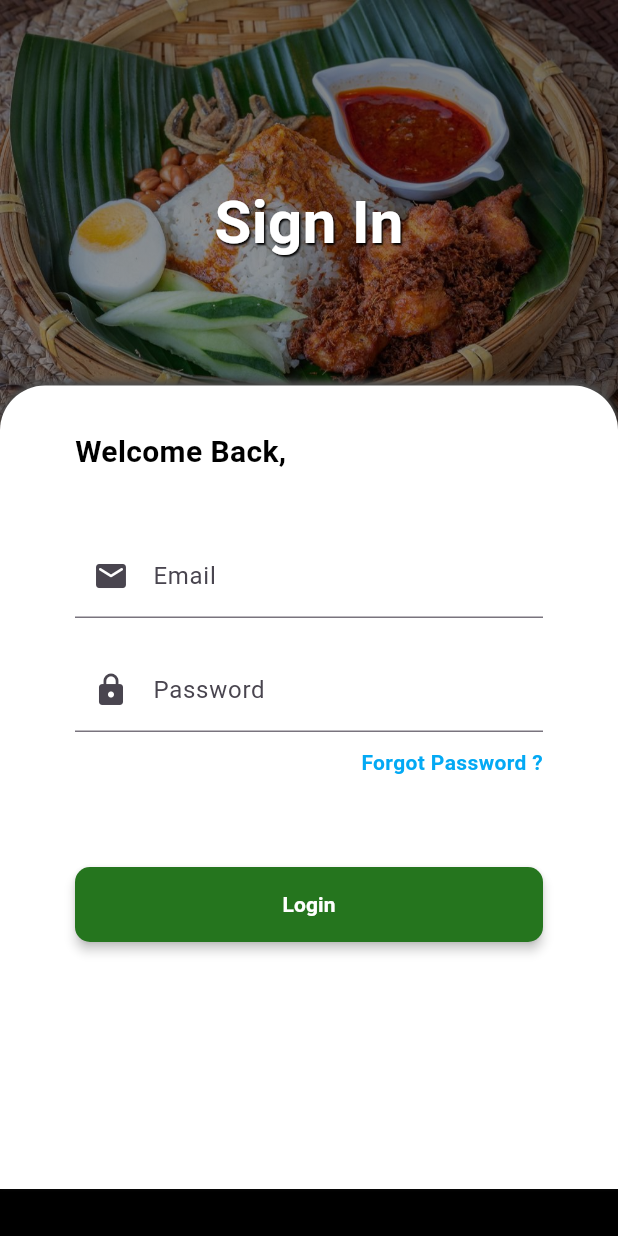
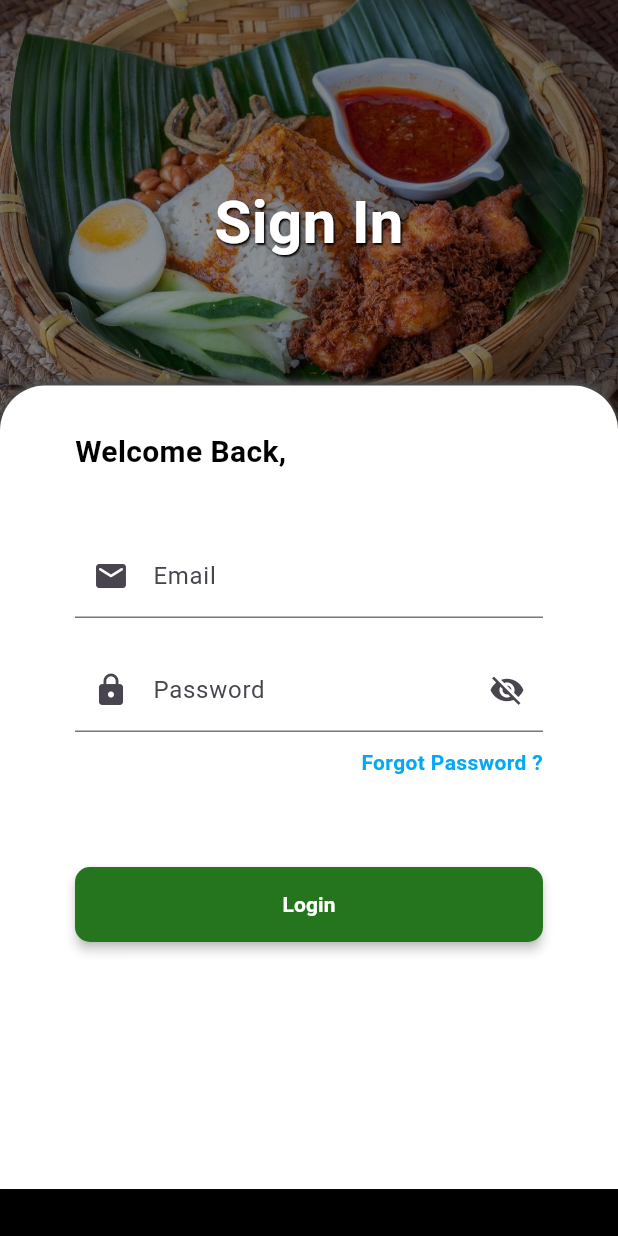
Before and after one commit to JEDIWONG/Chef_Palette_Mobile, a Flutter app: the screen it shows after launch, after a tap on "Login", on a phone screen of 412 x 824 dp. Run offline on Flutter 3.47's test engine with Material 3 defaults, Android fonts, the phone set to English and light mode, and no system bars; our stand-ins replace cloud_firestore, firebase_auth, firebase_core, flutter_secure_storage, flutter_slidable, shared_preferences and 1 more; accounts and stored records are empty; network calls fail.

Commit message:
Update login.dart
added show password feature

```diff
--- a/lib/auth/login.dart
+++ b/lib/auth/login.dart
@@ -16,6 +16,7 @@
 class _LoginState extends State<Login> {
   final TextEditingController _emailController = TextEditingController();
   final TextEditingController _passwordController = TextEditingController();
+  bool _isPasswordVisible = false;
   String? _errorMessage;
 
   // Firebase sign-in function
@@ -132,10 +133,20 @@
                       // Password TextField
                       TextFormField(
                         controller: _passwordController,
-                        obscureText: true,
-                        decoration: const InputDecoration(
-                          label: Text("Password"),
-                          prefixIcon: Icon(Icons.lock),
+                        obscureText: !_isPasswordVisible, // Toggle visibility based on state
+                        decoration: InputDecoration(
+                          label: const Text("Password"),
+                          prefixIcon: const Icon(Icons.lock),
+                          suffixIcon: IconButton(
+                          icon: Icon(
+                            _isPasswordVisible ? Icons.visibility : Icons.visibility_off,
+                          ),
+                          onPressed: () {
+                            setState(() {
+                              _isPasswordVisible = !_isPasswordVisible; // Toggle state
+                            });
+                          },
+                        ),
                         ),
                       ),
                       const SizedBox(height: 10),
```
